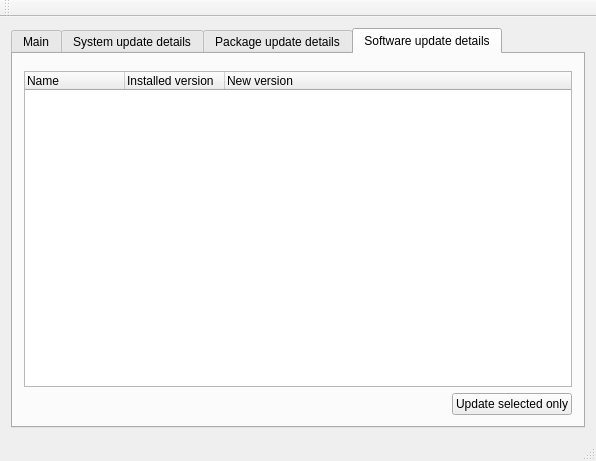
Before: the Qt Designer form src-qt4/pc-updatecenter/mainwindow.ui in trueos/pcbsd, drawn with Qt 5.
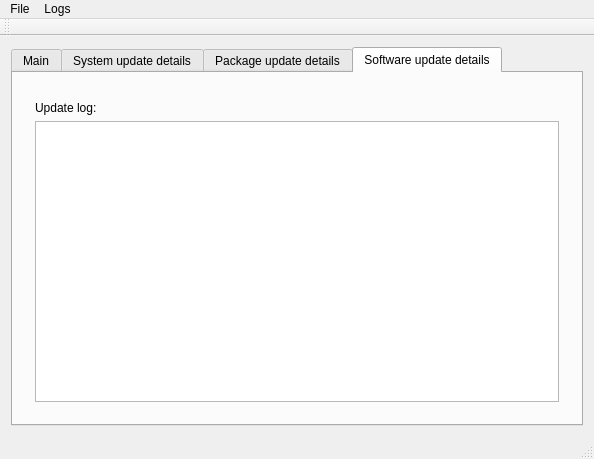
After: the same form once the commit is applied. The open tabs and pages were chosen to show the change. Icons and pictures are not drawn. Custom widgets are drawn as their Qt base class.

The edit to the form file:
```diff
--- a/src-qt4/pc-updatecenter/mainwindow.ui
+++ b/src-qt4/pc-updatecenter/mainwindow.ui
@@ -6,8 +6,8 @@
    <rect>
     <x>0</x>
     <y>0</y>
-    <width>596</width>
-    <height>461</height>
+    <width>594</width>
+    <height>459</height>
    </rect>
   </property>
   <property name="windowTitle">
@@ -432,11 +432,18 @@
        <attribute name="title">
         <string>Software update details</string>
        </attribute>
-       <layout class="QVBoxLayout" name="verticalLayout_17">
+       <layout class="QVBoxLayout" name="verticalLayout_18">
         <item>
          <widget class="IndicatorWidget" name="pbiDetailsIndicator" native="true"/>
         </item>
         <item>
+         <widget class="QStackedWidget" name="pbiUpdateStack">
+          <property name="currentIndex">
+           <number>1</number>
+          </property>
+          <widget class="QWidget" name="page_7">
+           <layout class="QVBoxLayout" name="verticalLayout_17">
+            <item>
          <widget class="QTreeWidget" name="pbiUpdateList">
           <column>
            <property name="text">
@@ -485,6 +492,28 @@
         </item>
        </layout>
       </widget>
+          <widget class="QWidget" name="page_8">
+           <layout class="QVBoxLayout" name="verticalLayout_19">
+            <item>
+             <widget class="QLabel" name="label_4">
+              <property name="text">
+               <string>Update log:</string>
+              </property>
+             </widget>
+            </item>
+            <item>
+             <widget class="QTextEdit" name="pbiUpdateLog">
+              <property name="textInteractionFlags">
+               <set>Qt::TextSelectableByKeyboard|Qt::TextSelectableByMouse</set>
+              </property>
+             </widget>
+            </item>
+           </layout>
+          </widget>
+         </widget>
+        </item>
+       </layout>
+      </widget>
      </widget>
     </item>
    </layout>
@@ -494,10 +523,25 @@
     <rect>
      <x>0</x>
      <y>0</y>
-     <width>596</width>
+     <width>594</width>
      <height>21</height>
     </rect>
    </property>
+   <widget class="QMenu" name="menuFile">
+    <property name="title">
+     <string>File</string>
+    </property>
+   </widget>
+   <widget class="QMenu" name="menuLogs">
+    <property name="title">
+     <string>Logs</string>
+    </property>
+    <addaction name="actionLast_system_update_log"/>
+    <addaction name="actionLast_package_update_log"/>
+    <addaction name="actionLast_software_update_log"/>
+   </widget>
+   <addaction name="menuFile"/>
+   <addaction name="menuLogs"/>
   </widget>
   <widget class="QToolBar" name="mainToolBar">
    <attribute name="toolBarArea">
```
Left out of the diff: 19 changed lines with no effect on the pictures. Lines whose indentation alone changed are shown as unchanged.
